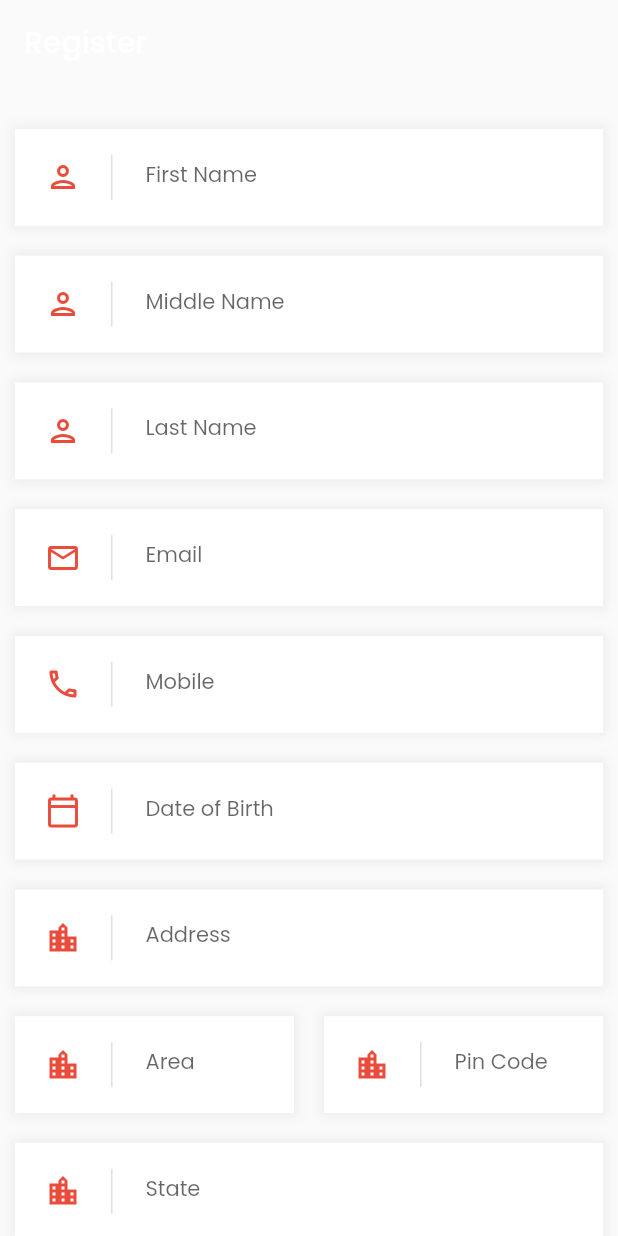
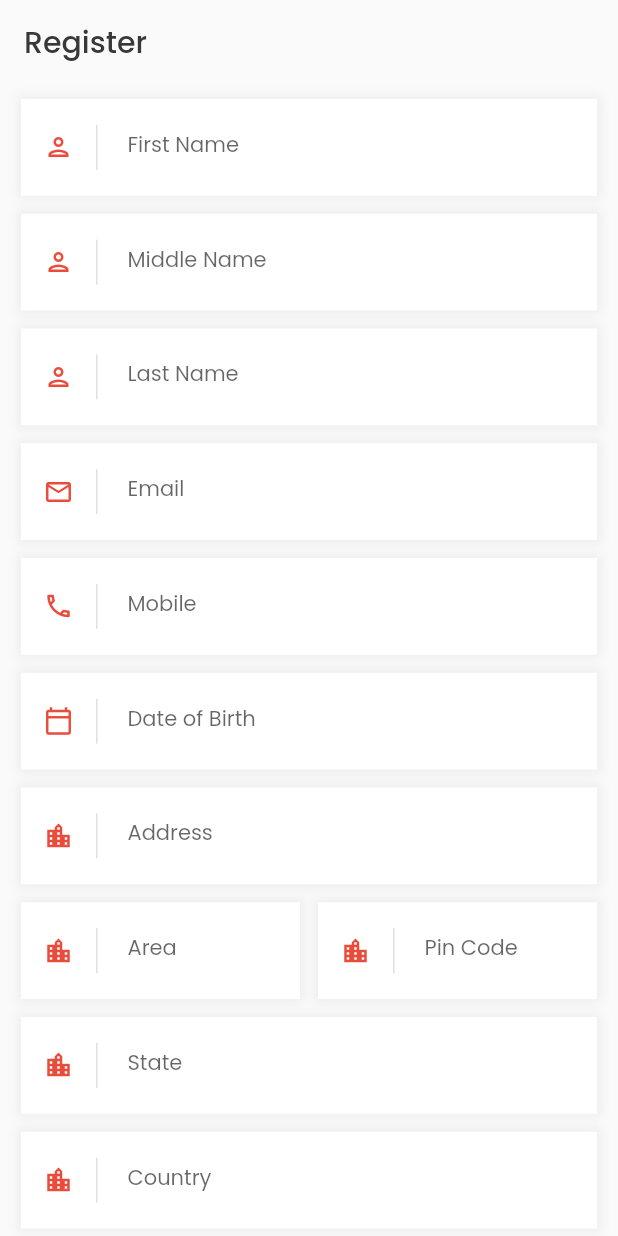
Before and after one commit to nagendrainvweb/connectingLife, a Flutter app: the RegisterPage screen opened directly, on a phone screen of 412 x 824 dp. Run offline on Flutter 3.47's test engine with Material 2 defaults, Android fonts, the phone set to English and light mode, and no system bars; our stand-ins replace get_it, google_fonts, introduction_screen, stacked_services.

Commit message:
register_beautyfy_done

```diff
--- a/clife/lib/app_widget/app_textfield.dart
+++ b/clife/lib/app_widget/app_textfield.dart
@@ -44,11 +44,11 @@ class AppTextfield extends StatelessWidget {
       child: Row(
         children: [
           Container(
-            padding: const EdgeInsets.symmetric(horizontal: 20.0),
+            padding: const EdgeInsets.symmetric(horizontal: 15.0),
             child: Icon(
               icon,
               color: AppColors.mainColor,
-              size: 24,
+              size: 20,
             ),
           ),
           Container(
@@ -57,7 +57,7 @@ class AppTextfield extends StatelessWidget {
             color: AppColors.grey300,
           ),
           const SizedBox(
-            width: 10,
+            width: 8,
           ),
           Expanded(
             child: TextField(
--- a/clife/lib/main.dart
+++ b/clife/lib/main.dart
@@ -4,6 +4,7 @@ import 'package:clife/prefrence_util/Prefs.dart';
 import 'package:clife/screens/dashboard/dashboard_page.dart';
 import 'package:clife/screens/intro_screens/intro_page.dart';
 import 'package:clife/screens/login/login_page.dart';
+import 'package:clife/util/app_color.dart';
 import 'package:clife/util/utility.dart';
 import 'package:flutter/material.dart';
 import 'package:google_fonts/google_fonts.dart';
@@ -39,12 +40,13 @@ class MyApp extends StatelessWidget {
     return MultiProvider(
       providers: [ChangeNotifierProvider<AppRepo>.value(value: repo)],
       child: MaterialApp(
+        color: AppColors.backgroundColor,
         //title: 'Flutter Demo',
         theme: ThemeData(
             primarySwatch: Colors.pink,
             appBarTheme: AppBarTheme(
               color: Colors.transparent,
-              brightness:
+              brightness: Brightness.light
             ),
             textTheme:
                 GoogleFonts.poppinsTextTheme(Theme.of(context).textTheme)),
--- a/clife/lib/screens/intro_screens/intro_page.dart
+++ b/clife/lib/screens/intro_screens/intro_page.dart
@@ -5,7 +5,7 @@ import 'package:flutter/material.dart';
 import 'package:introduction_screen/introduction_screen.dart';
 
 class IntroPage extends StatefulWidget {
-  const IntroPage({ Key key }) : super(key: key);
+  const IntroPage({Key key}) : super(key: key);
 
   @override
   _IntroPageState createState() => _IntroPageState();
@@ -18,7 +18,8 @@ class _IntroPageState extends State<IntroPage> {
       MaterialPageRoute(builder: (_) => LoginPage()),
     );
   }
-   Widget _buildFullscrenImage() {
+
+  Widget _buildFullscrenImage() {
     return Image.asset(
       'assets/logo.png',
       fit: BoxFit.cover,
@@ -27,37 +28,39 @@ class _IntroPageState extends State<IntroPage> {
       alignment: Alignment.center,
     );
   }
-  Widget _buildImage(String assetName, [double width = 350]) {
+
+  Widget _buildImage(String assetName, [double width = 300]) {
     return Image.asset('assets/$assetName', width: width);
   }
 
   @override
   Widget build(BuildContext context) {
-    const bodyStyle = TextStyle(fontSize: 19.0);
+    const bodyStyle = TextStyle(fontSize: 18.0);
 
-    const pageDecoration =  PageDecoration(
-      titleTextStyle: TextStyle(fontSize: 28.0, fontWeight: FontWeight.w700),
+    const pageDecoration = PageDecoration(
+      titleTextStyle: TextStyle(fontSize: 20.0, fontWeight: FontWeight.w700),
       bodyTextStyle: bodyStyle,
       descriptionPadding: EdgeInsets.fromLTRB(16.0, 0.0, 16.0, 16.0),
-      pageColor: Colors.white,
+     // pageColor: Colors.white,
       imagePadding: EdgeInsets.zero,
     );
     return Container(
       child: IntroductionScreen(
         key: introKey,
-        globalBackgroundColor: Colors.white,
-        globalHeader: Align(
-          alignment: Alignment.topRight,
-          child: SafeArea(
-            child: Padding(
-              padding: const EdgeInsets.symmetric(horizontal: 16,vertical: 16),
-              child: _buildImage('logo.png', 100),
-            ),
-          ),
-        ),
-        globalFooter: SizedBox(
+        globalBackgroundColor: AppColors.backgroundColor,
+        // globalHeader: Align(
+        //   alignment: Alignment.topRight,
+        //   child: SafeArea(
+        //     child: Padding(
+        //       padding: const EdgeInsets.symmetric(horizontal: 16,vertical: 16),
+        //       child: _buildImage('logo.png', 100),
+        //     ),
+        //   ),
+        // ),
+        globalFooter: Container(
           // width: double.infinity,
-          height: 80,
+          //   height: 80,
+          padding: const EdgeInsets.symmetric(vertical: 10),
           width: 150,
           child: Row(
             // mainAxisAlignment: MainAxisAlignment.center,
@@ -66,25 +69,23 @@ class _IntroPageState extends State<IntroPage> {
                 child: ElevatedButton(
                   child: const Text(
                     'Let\s Begin',
-                    style: TextStyle( fontWeight: FontWeight.normal),
+                    style: TextStyle(fontWeight: FontWeight.normal),
                   ),
                   onPressed: () => _onIntroEnd(context),
-                  style:ElevatedButton.styleFrom(
+                  style: ElevatedButton.styleFrom(
                     primary: AppColors.mainColor,
-                  ) ,
+                  ),
                 ),
               ),
               // Expanded(child: Text(""),),
             ],
           ),
-
         ),
         pages: [
           PageViewModel(
             title: "Find Donators",
             body:
                 "Dramatically unleash cutting-edge vortals before maintainable platforms.",
-
             image: _buildImage('intro.jpg'),
             decoration: pageDecoration,
           ),
@@ -162,23 +163,24 @@ class _IntroPageState extends State<IntroPage> {
         nextFlex: 0,
         //rtl: true, // Display as right-to-left
         skip: const Text('Skip'),
-        next: const Icon(Icons.arrow_forward),
+        next: const Text('Next'),
         done: const Text('Done', style: TextStyle(fontWeight: FontWeight.w600)),
         curve: Curves.fastLinearToSlowEaseIn,
         controlsMargin: const EdgeInsets.all(16),
         controlsPadding: kIsWeb
             ? const EdgeInsets.all(12.0)
             : const EdgeInsets.fromLTRB(8.0, 4.0, 8.0, 4.0),
-        dotsDecorator:  DotsDecorator(
+        dotsDecorator: DotsDecorator(
           size: Size(10.0, 10.0),
-          color: AppColors.mainColor,
+          color: AppColors.grey400,
+          activeColor: AppColors.mainColor,
           activeSize: Size(10.0, 10.0),
           activeShape: RoundedRectangleBorder(
             borderRadius: BorderRadius.all(Radius.circular(25.0)),
           ),
         ),
         dotsContainerDecorator: const ShapeDecoration(
-          color: Colors.white,
+        //  color: Colors.white,
           shape: RoundedRectangleBorder(
             borderRadius: BorderRadius.all(Radius.circular(8.0)),
           ),
--- a/clife/lib/screens/register_page/register_page.dart
+++ b/clife/lib/screens/register_page/register_page.dart
@@ -1,4 +1,6 @@
 import 'package:clife/app_widget/app_textfield.dart';
+import 'package:clife/app_widget/button_widget.dart';
+import 'package:clife/util/app_color.dart';
 import 'package:flutter/material.dart';
 
 class RegisterPage extends StatefulWidget {
@@ -11,19 +13,27 @@ class RegisterPage extends StatefulWidget {
 int _bloodDonarGroupValue = -1;
 int _smokingGroupValue = -1;
 int _alcoholGroupValue = -1;
-int _vegNonvegGroupValue= -1;
-int _anyMedicalGroupValue=-1;
+int _vegNonvegGroupValue = -1;
+int _anyMedicalGroupValue = -1;
+int _genderGroupValue = -1;
 
 class _RegisterPageState extends State<RegisterPage> {
   @override
   Widget build(BuildContext context) {
     return Scaffold(
       appBar: AppBar(
-        title: Text("Register",),
+        brightness: Brightness.light,
+        iconTheme: IconThemeData(color: AppColors.textColor),
+        title: Text(
+          "Register",
+          style: TextStyle(color: AppColors.textColor),
+        ),
         backgroundColor: Colors.transparent,
         elevation: 0,
       ),
       body: SingleChildScrollView(
+        child: Container(
+          margin: const EdgeInsets.symmetric(horizontal: 14, vertical: 10),
           child: Column(
             children: [
               // Container(
@@ -38,108 +48,131 @@ class _RegisterPageState extends State<RegisterPage> {
               //     ),
               //   ),
               // ),
-            SizedBox(
-              height: 20,
-            ),
-            Container(
-                margin:
-                    const EdgeInsets.symmetric(horizontal: 10, vertical: 10),
-                child: AppTextfield(
+
+              AppTextfield(
                 icon: Icons.person_outlined,
                 hint: "First Name",
-                )),
-            Container(
-                margin:
-                    const EdgeInsets.symmetric(horizontal: 10, vertical: 10),
-                child: AppTextfield(
+              ),
+              SizedBox(height: 12),
+              AppTextfield(
                 icon: Icons.person_outlined,
                 hint: "Middle Name",
-                )),
-            Container(
-                margin:
-                    const EdgeInsets.symmetric(horizontal: 10, vertical: 10),
-                child: AppTextfield(
+              ),
+              SizedBox(height: 12),
+              AppTextfield(
                 icon: Icons.person_outlined,
                 hint: "Last Name",
-                )),
-            Container(
-                margin:
-                    const EdgeInsets.symmetric(horizontal: 10, vertical: 10),
-                child: AppTextfield(
+              ),
+              SizedBox(height: 12),
+              AppTextfield(
                 icon: Icons.email_outlined,
                 hint: "Email",
-                )),
-            Container(
-                margin:
-                    const EdgeInsets.symmetric(horizontal: 10, vertical: 10),
-                child: AppTextfield(
+              ),
+              SizedBox(height: 12),
+              AppTextfield(
                 icon: Icons.phone_outlined,
                 hint: "Mobile",
-                )),
-            Container(
-                margin:
-                    const EdgeInsets.symmetric(horizontal: 10, vertical: 10),
-                child: AppTextfield(
+              ),
+              SizedBox(height: 12),
+              AppTextfield(
                 icon: Icons.calendar_today_outlined,
                 hint: "Date of Birth",
-                )),
-            Container(
-                margin:
-                    const EdgeInsets.symmetric(horizontal: 10, vertical: 10),
-                child: AppTextfield(
+              ),
+              SizedBox(height: 12),
+              AppTextfield(
                 icon: Icons.location_city_outlined,
                 hint: "Address",
-                )),
+              ),
+              SizedBox(height: 12),
               Row(
                 children: [
                   Expanded(
-                  child: Container(
-                      margin: const EdgeInsets.symmetric(
-                          horizontal: 10, vertical: 10),
                     child: AppTextfield(
                       icon: Icons.location_city,
                       hint: "Area",
-                      )),
                     ),
+                  ),
+                  SizedBox(width: 12),
                   Expanded(
-                  child: Container(
-                      margin: const EdgeInsets.symmetric(
-                          horizontal: 10, vertical: 10),
                     child: AppTextfield(
                       icon: Icons.location_city,
                       hint: "Pin Code",
-                      )),
+                    ),
                   ),
                 ],
               ),
-            Container(
-                margin:
-                    const EdgeInsets.symmetric(horizontal: 10, vertical: 10),
-                child: AppTextfield(
+              SizedBox(height: 12),
+              AppTextfield(
                 icon: Icons.location_city,
                 hint: "State",
-                )),
-            Container(
-                margin:
-                    const EdgeInsets.symmetric(horizontal: 10, vertical: 10),
-                child: AppTextfield(
+              ),
+              SizedBox(height: 12),
+              AppTextfield(
                 icon: Icons.location_city,
                 hint: "Country",
-                )),
+              ),
+              SizedBox(height: 20),
+              Container(
+                child: Column(
+                  crossAxisAlignment: CrossAxisAlignment.start,
+                  mainAxisAlignment: MainAxisAlignment.start,
+                  children: [
+                    Padding(
+                      padding: const EdgeInsets.only(left:8.0),
+                      child: Text(
+                        "Gender",
+                      ),
+                    ),
+                    Container(
+                      child: Column(
+                        children: <Widget>[
+                          Row(
+                            children: <Widget>[
+                              Expanded(
+                                flex: 1,
+                                child: RadioListTile(
+                                  value: 0,
+                                  groupValue: _genderGroupValue,
+
+                                  title: Text("Male"),
+                                  onChanged: (newValue) => setState(
+                                      () => _genderGroupValue = newValue),
+                                  activeColor: Colors.red,
+                                  selected: false,
+                                ),
+                              ),
+                              Expanded(
+                                flex: 1,
+                                child: RadioListTile(
+                                  value: 1,
+                                  groupValue: _genderGroupValue,
+                                  title: Text("Female"),
+                                  onChanged: (newValue) => setState(
+                                      () => _genderGroupValue = newValue),
+                                  activeColor: Colors.red,
+                                  selected: false,
+                                ),
+                              ),
+                            ],
+                          ),
+                        ],
+                      ),
+                    ),
+                  ],
+                ),
+              ),
               SizedBox(
-              height: 10,
+                height: 12,
               ),
               Container(
                 child: Column(
                   crossAxisAlignment: CrossAxisAlignment.start,
                   mainAxisAlignment: MainAxisAlignment.start,
                   children: [
-                  Container(
-                    padding: EdgeInsets.symmetric(
-                      horizontal: 20,
-                    ),
+                    Padding(
+                        padding: const EdgeInsets.only(left:8.0),
                       child: Text(
-                      "Are you a regular blood donor",
+                        "Are you a regular blood donor ?",
                       ),
                     ),
                     Container(
@@ -165,8 +198,8 @@ class _RegisterPageState extends State<RegisterPage> {
                                   value: 1,
                                   groupValue: _bloodDonarGroupValue,
                                   title: Text("No"),
-                                onChanged: (newValue) =>
-                                    setState(() => _bloodDonarGroupValue = newValue),
+                                  onChanged: (newValue) => setState(
+                                      () => _bloodDonarGroupValue = newValue),
                                   activeColor: Colors.red,
                                   selected: false,
                                 ),
@@ -182,38 +215,16 @@ class _RegisterPageState extends State<RegisterPage> {
               // SizedBox(
               //   height: 10,
               // ),
-             Row(
-              children: [
-                Expanded(
-                  child: Container(
-                      margin: const EdgeInsets.symmetric(
-                          horizontal: 10, vertical: 10),
-                      child: AppTextfield(
-                        icon: Icons.person_outlined,
-                        hint: "Male",
-                      )),
+ SizedBox(
+                height: 12,
               ),
-                Expanded(
-                  child: Container(
-                      margin: const EdgeInsets.symmetric(
-                          horizontal: 10, vertical: 10),
-                      child: AppTextfield(
-                        icon: Icons.person_outlined,
-                        hint: "Female",
-                      )),
-                ),
-              ],
-            ),
-            SizedBox(height: 10,),
               Container(
                 child: Column(
                   crossAxisAlignment: CrossAxisAlignment.start,
                   mainAxisAlignment: MainAxisAlignment.start,
                   children: [
-                  Container(
-                    padding: EdgeInsets.symmetric(
-                      horizontal: 20,
-                    ),
+                    Padding(
+                         padding: const EdgeInsets.only(left:8.0),
                       child: Text(
                         "Smoking",
                       ),
@@ -229,8 +240,8 @@ class _RegisterPageState extends State<RegisterPage> {
                                   value: 0,
                                   groupValue: _smokingGroupValue,
                                   title: Text("Yes"),
-                                onChanged: (newValue) =>
-                                    setState(() => _smokingGroupValue = newValue),
+                                  onChanged: (newValue) => setState(
+                                      () => _smokingGroupValue = newValue),
                                   activeColor: Colors.red,
                                   selected: false,
                                 ),
@@ -241,8 +252,8 @@ class _RegisterPageState extends State<RegisterPage> {
                                   value: 1,
                                   groupValue: _smokingGroupValue,
                                   title: Text("No"),
-                                onChanged: (newValue) =>
-                                    setState(() => _smokingGroupValue = newValue),
+                                  onChanged: (newValue) => setState(
+                                      () => _smokingGroupValue = newValue),
                                   activeColor: Colors.red,
                                   selected: false,
                                 ),
@@ -256,17 +267,15 @@ class _RegisterPageState extends State<RegisterPage> {
                 ),
               ),
               SizedBox(
-              height: 10,
+                height: 12,
               ),
               Container(
                 child: Column(
                   crossAxisAlignment: CrossAxisAlignment.start,
                   mainAxisAlignment: MainAxisAlignment.start,
                   children: [
-                  Container(
-                    padding: EdgeInsets.symmetric(
-                      horizontal: 20,
-                    ),
+                    Padding(
+                         padding: const EdgeInsets.only(left:8.0),
                       child: Text(
                         "Alcohol",
                       ),
@@ -282,8 +291,8 @@ class _RegisterPageState extends State<RegisterPage> {
                                   value: 0,
                                   groupValue: _alcoholGroupValue,
                                   title: Text("Yes"),
-                                onChanged: (newValue) =>
-                                    setState(() => _alcoholGroupValue = newValue),
+                                  onChanged: (newValue) => setState(
+                                      () => _alcoholGroupValue = newValue),
                                   activeColor: Colors.red,
                                   selected: false,
                                 ),
@@ -294,8 +303,8 @@ class _RegisterPageState extends State<RegisterPage> {
                                   value: 1,
                                   groupValue: _alcoholGroupValue,
                                   title: Text("No"),
-                                onChanged: (newValue) =>
-                                    setState(() => _alcoholGroupValue = newValue),
+                                  onChanged: (newValue) => setState(
+                                      () => _alcoholGroupValue = newValue),
                                   activeColor: Colors.red,
                                   selected: false,
                                 ),
@@ -309,17 +318,15 @@ class _RegisterPageState extends State<RegisterPage> {
                 ),
               ),
               SizedBox(
-              height: 10,
+                height: 12,
               ),
               Container(
                 child: Column(
                   crossAxisAlignment: CrossAxisAlignment.start,
                   mainAxisAlignment: MainAxisAlignment.start,
                   children: [
-                  Container(
-                    padding: EdgeInsets.symmetric(
-                      horizontal: 20,
-                    ),
+                    Padding(
+                       padding: const EdgeInsets.only(left:8.0),
                       child: Text(
                         "Veg/Non Veg",
                       ),
@@ -335,8 +342,8 @@ class _RegisterPageState extends State<RegisterPage> {
                                   value: 0,
                                   groupValue: _vegNonvegGroupValue,
                                   title: Text("Yes"),
-                                onChanged: (newValue) =>
-                                    setState(() => _vegNonvegGroupValue = newValue),
+                                  onChanged: (newValue) => setState(
+                                      () => _vegNonvegGroupValue = newValue),
                                   activeColor: Colors.red,
                                   selected: false,
                                 ),
@@ -347,8 +354,8 @@ class _RegisterPageState extends State<RegisterPage> {
                                   value: 1,
                                   groupValue: _vegNonvegGroupValue,
                                   title: Text("No"),
-                                onChanged: (newValue) =>
-                                    setState(() => _vegNonvegGroupValue = newValue),
+                                  onChanged: (newValue) => setState(
+                                      () => _vegNonvegGroupValue = newValue),
                                   activeColor: Colors.red,
                                   selected: false,
                                 ),
@@ -362,17 +369,15 @@ class _RegisterPageState extends State<RegisterPage> {
                 ),
               ),
               SizedBox(
-              height: 10,
+                height: 12,
               ),
               Container(
                 child: Column(
                   crossAxisAlignment: CrossAxisAlignment.start,
                   mainAxisAlignment: MainAxisAlignment.start,
                   children: [
-                  Container(
-                    padding: EdgeInsets.symmetric(
-                      horizontal: 20,
-                    ),
+                    Padding(
+                        padding: const EdgeInsets.only(left:8.0),
                       child: Text(
                         "Any Medical History",
                       ),
@@ -388,8 +393,8 @@ class _RegisterPageState extends State<RegisterPage> {
                                   value: 0,
                                   groupValue: _anyMedicalGroupValue,
                                   title: Text("Yes"),
-                                onChanged: (newValue) =>
-                                    setState(() => _anyMedicalGroupValue = newValue),
+                                  onChanged: (newValue) => setState(
+                                      () => _anyMedicalGroupValue = newValue),
                                   activeColor: Colors.red,
                                   selected: false,
                                 ),
@@ -400,8 +405,8 @@ class _RegisterPageState extends State<RegisterPage> {
                                   value: 1,
                                   groupValue: _anyMedicalGroupValue,
                                   title: Text("No"),
-                                onChanged: (newValue) =>
-                                    setState(() => _anyMedicalGroupValue = newValue),
+                                  onChanged: (newValue) => setState(
+                                      () => _anyMedicalGroupValue = newValue),
                                   activeColor: Colors.red,
                                   selected: false,
                                 ),
@@ -414,7 +419,18 @@ class _RegisterPageState extends State<RegisterPage> {
                   ],
                 ),
               ),
+
+              SizedBox(height: 30,),
+              ButtonView(
+                buttonText: "Continue",
+                textColor: AppColors.whiteColor,
+                color: AppColors.buttonColor,
+                onPressed: (){
+
+                },
+              )
             ],
+          ),
         ),
       ),
     );
```
Lines whose indentation alone changed are shown as unchanged.
